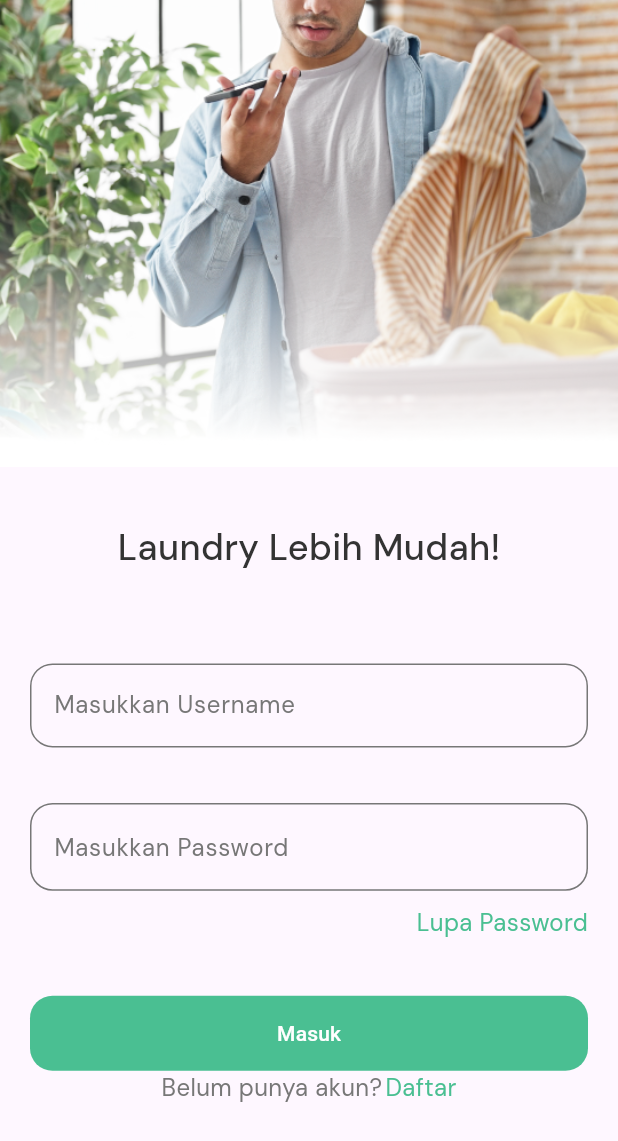
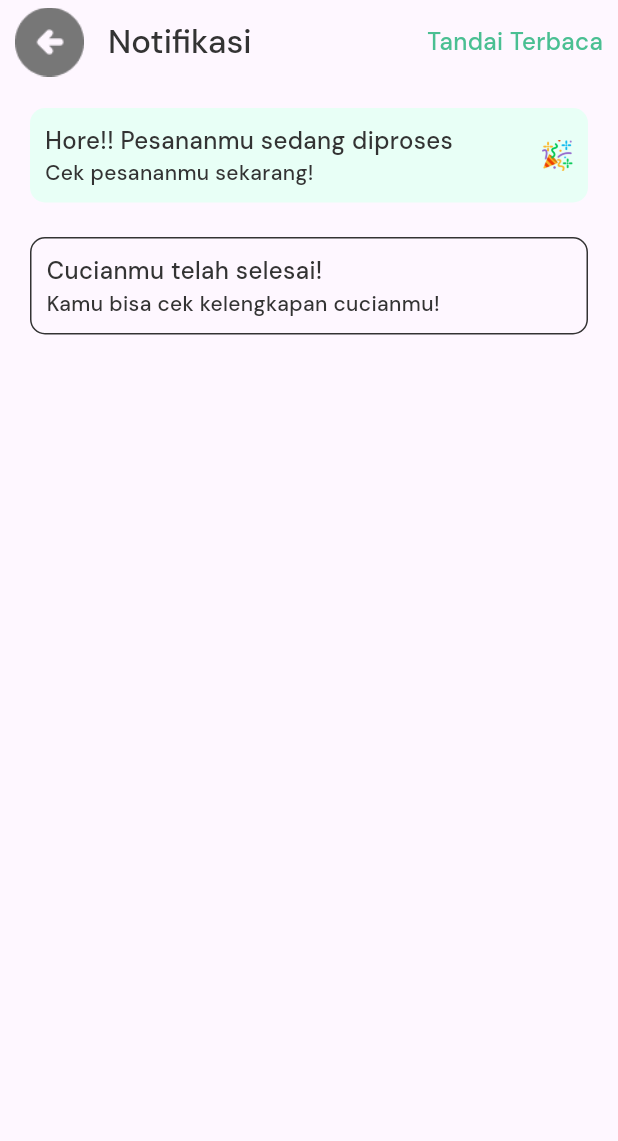
Before and after one commit to zahradivapm/syn-laundry, a Flutter app: the screen it shows after launch, on a phone screen of 412 x 824 dp. Shown: the top 1141 px of the screen. Run offline on Flutter 3.47's test engine with Material 3 defaults, Android fonts, the phone set to English and light mode, and no system bars; our stand-ins replace google_fonts.

Commit message:
second commit

```diff
--- a/lib/main.dart
+++ b/lib/main.dart
@@ -1,6 +1,10 @@
 import 'package:flutter/material.dart';
 import 'package:syn_laundry/pages/beranda_page.dart';
+import 'package:syn_laundry/pages/landing_page.dart';
+import 'package:syn_laundry/pages/list_order_page.dart';
 import 'package:syn_laundry/pages/login_page.dart';
+import 'package:syn_laundry/pages/notification_page.dart';
+import 'package:syn_laundry/pages/profil_page.dart';
 import 'package:syn_laundry/pages/register_page.dart';
 import 'package:syn_laundry/pages/splash_page.dart';
 import 'package:syn_laundry/pages/empty_page.dart';
@@ -38,7 +42,7 @@ class MyApp extends StatelessWidget {
         colorScheme: ColorScheme.fromSeed(seedColor: Colors.deepPurple),
         useMaterial3: true,
       ),
-      home: SplashPage(),
+      home: NotificationPage(),
     );
   }
 }
--- a/lib/pages/beranda_page.dart
+++ b/lib/pages/beranda_page.dart
@@ -114,10 +114,16 @@ class BerandaPage extends StatelessWidget {
                     nama: "Laundry Reguler",
                     harga: "IDR 5000 / Kg",
                   ),
+                  SizedBox(
+                    width: 20,
+                  ),
                   ProductWidget(
                     imgUrl: "assets/img-setrika.png",
                     nama: "Laundry Plus Setrika",
                     harga: "IDR 8000 / Kg",
+                  ),
+                  SizedBox(
+                    width: 20,
                   ),
                   ProductWidget(
                     imgUrl: "assets/img-laundry.png",
--- /dev/null
+++ b/lib/pages/notification_page.dart
@@ -0,0 +1,107 @@
+import 'package:flutter/material.dart';
+import 'package:syn_laundry/themes/themes.dart';
+
+class NotificationPage extends StatelessWidget {
+  const NotificationPage({super.key});
+
+  @override
+  Widget build(BuildContext context) {
+    return Scaffold(
+      appBar: AppBar(
+        title: Text(
+          "Notifikasi",
+          style: primaryTextStyle.copyWith(fontWeight: FontWeight.w500),
+        ),
+        leading: Container(
+          margin: EdgeInsets.only(left: 10),
+          child: Image.asset(
+            'assets/ic-back.png',
+            width: 36,
+            height: 36,
+          ),
+        ),
+        actions: [
+          Container(
+            margin: EdgeInsets.only(right: 10),
+            child: Text(
+              "Tandai Terbaca",
+              style: greenTextStyle.copyWith(
+                  fontSize: 16, fontWeight: FontWeight.w500),
+            ),
+          ),
+        ],
+      ),
+      body: ListView(
+        children: [
+          Container(
+            width: double.infinity,
+            margin: EdgeInsets.only(top: 16, left: 20, right: 20),
+            decoration: BoxDecoration(
+              color: greenColor,
+              borderRadius: BorderRadius.circular(10),
+            ),
+            child: Padding(
+              padding: const EdgeInsets.all(10.0),
+              child: Row(
+                children: [
+                  Column(
+                    crossAxisAlignment: CrossAxisAlignment.start,
+                    children: [
+                      Text(
+                        "Hore!! Pesananmu sedang diproses",
+                        style: primaryTextStyle.copyWith(
+                            fontSize: 16, fontWeight: FontWeight.w500),
+                      ),
+                      Text(
+                        "Cek pesananmu sekarang!",
+                        style: primaryTextStyle.copyWith(
+                            fontSize: 14, fontWeight: FontWeight.w500),
+                      )
+                    ],
+                  ),
+                  Spacer(),
+                  Image.asset(
+                    'assets/img-sukses.png',
+                    width: 21,
+                    height: 21,
+                  )
+                ],
+              ),
+            ),
+          ),
+          Container(
+            width: double.infinity,
+            margin: EdgeInsets.only(top: 23, left: 20, right: 20),
+            decoration: BoxDecoration(
+                borderRadius: BorderRadius.circular(10),
+                border: Border.all(
+                  color: blackColor,
+                )),
+            child: Padding(
+              padding: const EdgeInsets.all(10.0),
+              child: Row(
+                children: [
+                  Column(
+                    crossAxisAlignment: CrossAxisAlignment.start,
+                    children: [
+                      Text(
+                        "Cucianmu telah selesai!",
+                        style: primaryTextStyle.copyWith(
+                            fontSize: 16, fontWeight: FontWeight.w500),
+                      ),
+                      Text(
+                        "Kamu bisa cek kelengkapan cucianmu!",
+                        style: primaryTextStyle.copyWith(
+                            fontSize: 14, fontWeight: FontWeight.w500),
+                      )
+                    ],
+                  ),
+                ],
+              ),
+            ),
+          )
+        ],
+      ),
+    );
+  }
+}
--- a/lib/themes/themes.dart
+++ b/lib/themes/themes.dart
@@ -9,6 +9,7 @@ Color yellowColor = Color(0XFFE4B22F);
 Color redColor = Color(0XFFE63232);
 Color greyColor = Color(0XFF777777);
 Color whiteColor = Color(0XFFFFFFFF);
+Color greenColor = Color(0xffE8FFF6);
 
 // buat variabel untuk menampung value dari style text
 TextStyle primaryTextStyle = GoogleFonts.dmSans(
--- a/lib/widgets/product_widget.dart
+++ b/lib/widgets/product_widget.dart
@@ -14,7 +14,7 @@ class ProductWidget extends StatelessWidget {
   @override
   Widget build(BuildContext context) {
     return Container(
-      width: 160,
+      width: 150,
       child: Stack(
         children: [
           Image.asset(
```
Also changed, not shown: lib/pages/landing_page.dart (added, +59 -0 lines), lib/pages/list_order_page.dart (added, +65 -0 lines), lib/pages/login_page.dart (+25 -6 lines), lib/pages/profil_page.dart (added, +93 -0 lines), lib/pages/register_page.dart (+22 -6 lines), lib/widgets/order_widget.dart (added, +120 -0 lines).
